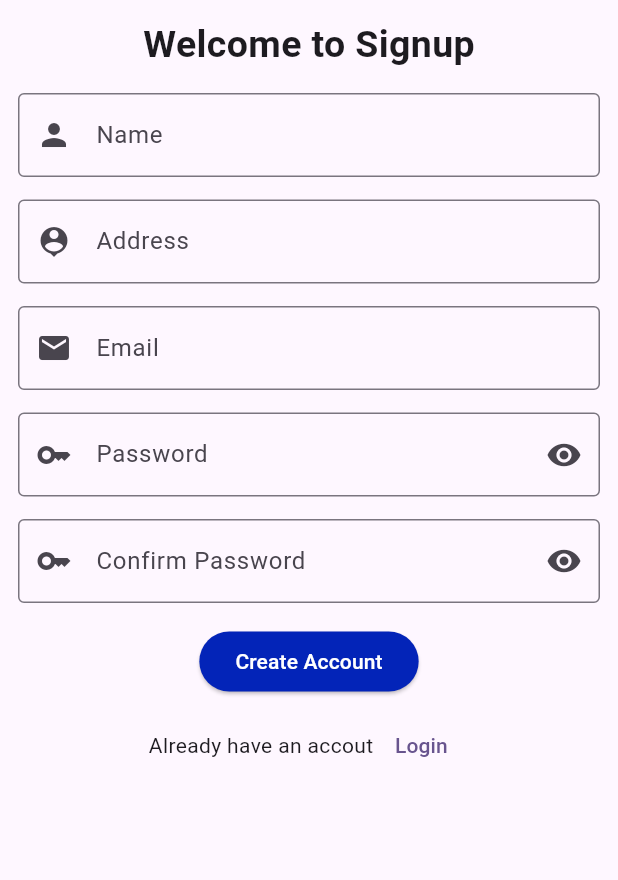
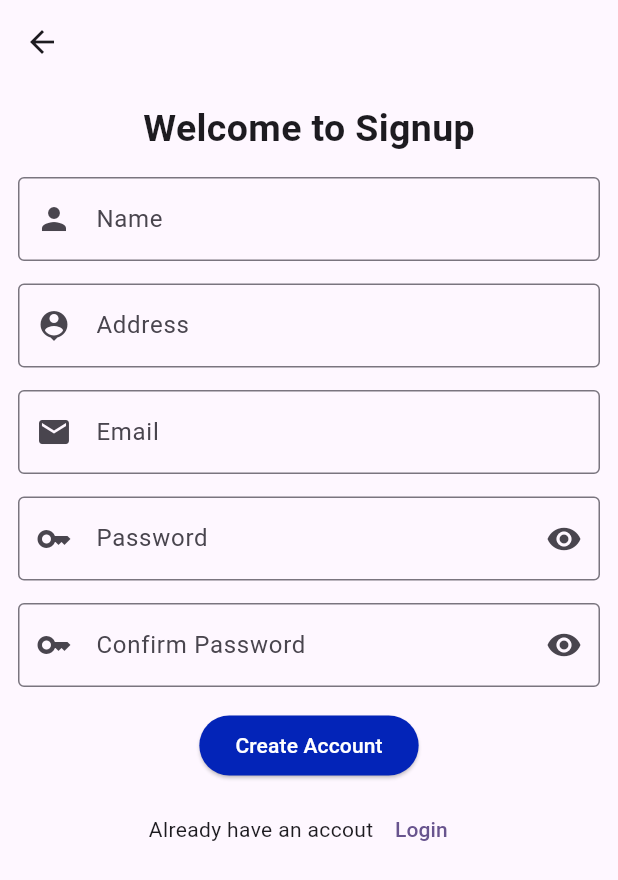
Before and after one commit to pukarnepali/flutter-signup-login, a Flutter app: the screen it shows after launch, after a tap on "Signup", on a phone screen of 412 x 824 dp. Shown: the top 880 px of the screen. Run offline on Flutter 3.47's test engine with Material 3 defaults, Android fonts, the phone set to English and light mode, and no system bars; our stand-ins replace shared_preferences.

```diff
--- a/lib/loading_screen.dart
+++ b/lib/loading_screen.dart
@@ -1,5 +1,5 @@
 import 'package:flutter/material.dart';
-import 'login_screen.dart';
+import 'package:sign_up/splah_screen.dart';
 
 class LoadingScreen extends StatefulWidget {
   const LoadingScreen({super.key});
@@ -18,7 +18,7 @@ class _LoadingScreenState extends State<LoadingScreen> {
   _navigateToLogin() async {
     await Future.delayed(Duration(seconds: 5), () {});
     Navigator.pushReplacement(
-        context, MaterialPageRoute(builder: (context) => LoginScreen()));
+        context, MaterialPageRoute(builder: (context) => const SplashScreen()));
   }
 
   @override
--- /dev/null
+++ b/lib/local_storage.dart
@@ -0,0 +1,16 @@
+import 'package:shared_preferences/shared_preferences.dart';
+
+class StorageHelper {
+  final Future<SharedPreferences> _prefs = SharedPreferences.getInstance();
+
+  Future saveData(bool isLogin) async {
+    final SharedPreferences prefs = await _prefs;
+    await prefs.setBool('isLogin', isLogin);
+  }
+
+  Future<bool> getData() async {
+    final SharedPreferences prefs = await _prefs;
+    var response = prefs.getBool('isLogin') ?? false;
+    return response;
+  }
+}
--- a/lib/signup_screen.dart
+++ b/lib/signup_screen.dart
@@ -18,6 +18,9 @@ class _SignupScreenState extends State<SignupScreen> {
   @override
   Widget build(BuildContext context) {
     return Scaffold(
+      appBar: AppBar(
+        backgroundColor: Colors.transparent,
+      ),
       body: Padding(
         padding: EdgeInsets.all(12.0),
         child: SingleChildScrollView(
@@ -145,8 +148,11 @@ class _SignupScreenState extends State<SignupScreen> {
                       foregroundColor: Colors.white),
                   onPressed: () {
                     if (_formKey.currentState!.validate()) {
-                      ScaffoldMessenger.of(context).showSnackBar(SnackBar(
-                          content: Text("Account created succssfully")));
+                      ScaffoldMessenger.of(context).showSnackBar(
+                        SnackBar(
+                          content: Text("Account created succssfully"),
+                        ),
+                      );
                     }
                   },
                   child: Text("Create Account"),
--- /dev/null
+++ b/lib/splah_screen.dart
@@ -0,0 +1,53 @@
+import 'package:flutter/material.dart';
+import 'package:sign_up/home_screen.dart';
+import 'package:sign_up/local_storage.dart';
+import 'package:sign_up/login_screen.dart';
+
+class SplashScreen extends StatefulWidget {
+  const SplashScreen({super.key});
+
+  @override
+  State<SplashScreen> createState() => _SplashScreenState();
+}
+
+class _SplashScreenState extends State<SplashScreen> {
+  StorageHelper storageHelper = StorageHelper();
+  @override
+  void initState() {
+    super.initState();
+    checkLogin();
+  }
+
+  checkLogin() async {
+    var isLogin = await storageHelper.getData();
+    Future.delayed(
+      Duration(milliseconds: 2000),
+      () {
+        if (isLogin == true) {
+          Navigator.push(
+            context,
+            MaterialPageRoute(
+              builder: (context) => HomeScreen(),
+            ),
+          );
+        } else {
+          Navigator.push(
+            context,
+            MaterialPageRoute(
+              builder: (context) => LoginScreen(),
+            ),
+          );
+        }
+      },
+    );
+  }
+
+  @override
+  Widget build(BuildContext context) {
+    return const Scaffold(
+      body: Center(
+        child: CircularProgressIndicator(),
+      ),
+    );
+  }
+}
--- a/pubspec.yaml
+++ b/pubspec.yaml
@@ -35,6 +35,7 @@ dependencies:
   # The following adds the Cupertino Icons font to your application.
   # Use with the CupertinoIcons class for iOS style icons.
   cupertino_icons: ^1.0.6
+  shared_preferences: ^2.2.3
 
 dev_dependencies:
   flutter_test:
@@ -60,8 +61,8 @@ flutter:
 
   # To add assets to your application, add an assets section, like this:
   # assets:
-  #   - images/a_dot_burr.jpeg
-  #   - images/a_dot_ham.jpeg
+  # - assets/images
+
 
   # An image asset can refer to one or more resolution-specific "variants", see
   # https://flutter.dev/assets-and-images/#resolution-aware
```
Also changed, not shown: lib/home_screen.dart (added, +15 -0 lines), lib/login_screen.dart (+12 -1 lines), assets/images/login.png (added), assets/images/register.png (added), pubspec.lock, 1 other file.
